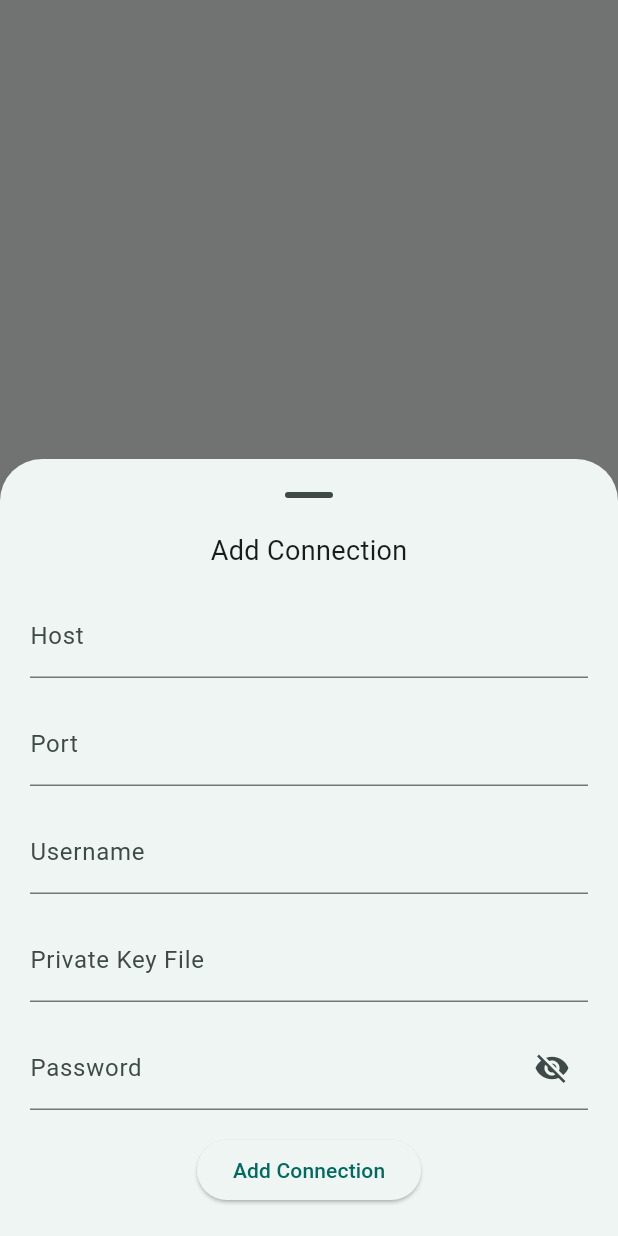
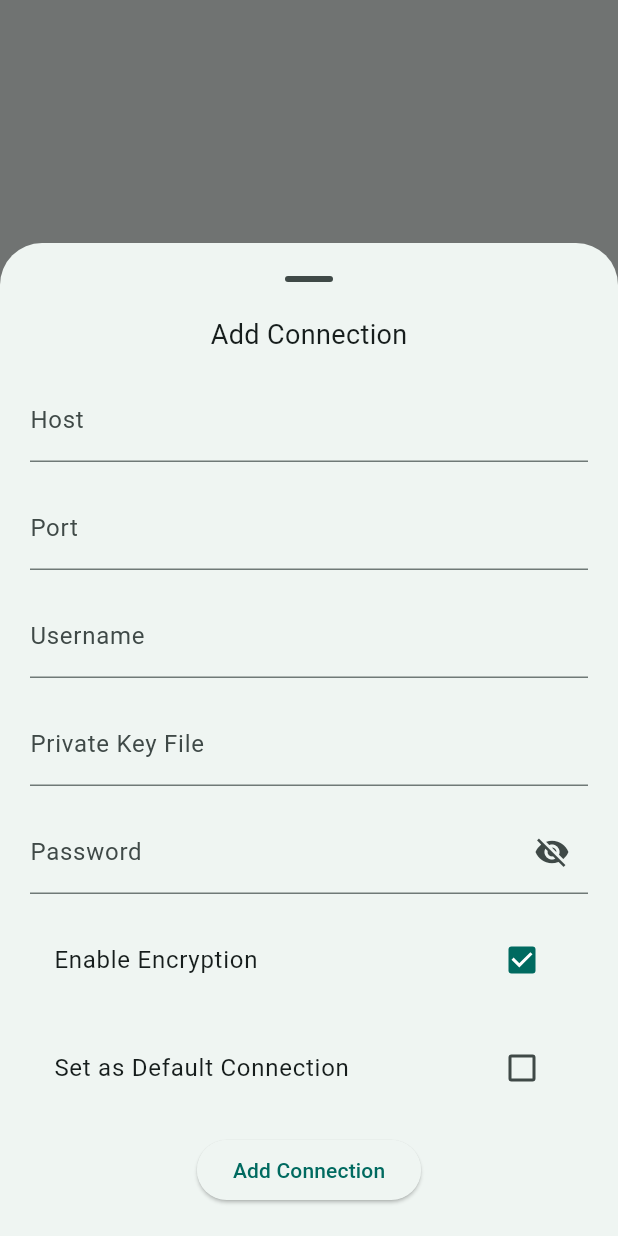
Before and after one commit to RafayAhmad7548/fluxcloud, a Flutter app: the screen it shows after launch, after a tap on the "add" icon, on a phone screen of 412 x 824 dp. Run offline on Flutter 3.47's test engine with Material 3 defaults, Android fonts, the phone set to English and light mode, and no system bars; our stand-ins replace flutter_secure_storage.

Commit message:
extra form validation and connection list done

```diff
--- a/lib/add_server_modal.dart
+++ b/lib/add_server_modal.dart
@@ -1,12 +1,15 @@
 import 'package:file_selector/file_selector.dart';
 import 'package:flutter/material.dart';
 import 'package:flutter_secure_storage/flutter_secure_storage.dart';
-import 'package:fluxcloud/user.dart';
+import 'package:fluxcloud/connection.dart';
 
 class AddServerModal extends StatefulWidget {
   const AddServerModal({
-    super.key,
+    super.key, required this.updateConnectionList, this.initialState,
   });
+
+  final Function updateConnectionList;
+  final Connection? initialState;
 
   @override
   State<AddServerModal> createState() => _AddServerModalState();
@@ -21,8 +24,22 @@ class _AddServerModalState extends State<AddServerModal> {
 
   bool _fileSelected = false;
   bool _showPassword = false;
+  bool _showPrivateKey = false;
+  bool _isPrivateKeyValid = false;
 
   final Connection _connection = Connection();
+
+
+  @override
+    void initState() {
+      super.initState();
+      if (widget.initialState != null) {
+        _connection.isEncryptionEnabled = widget.initialState?.isEncryptionEnabled;
+        _connection.isDefault = widget.initialState?.isDefault;
+        _privateKeyFileController.text = widget.initialState?.privateKey ?? '';
+        _passwordController.text = widget.initialState?.password ?? '';
+      }
+    }
 
   @override
   Widget build(BuildContext context) {
@@ -41,11 +58,12 @@ class _AddServerModalState extends State<AddServerModal> {
                 spacing: 16,
                 children: [
                   Text(
-                    'Add Connection',
+                    widget.initialState == null ? 'Add Connection' : 'Edit Connection',
                     textAlign: TextAlign.left,
                     style: TextStyle(fontSize: 18),
                   ),
                   TextFormField(
+                    initialValue: widget.initialState?.host,
                     decoration: InputDecoration(
                       labelText: 'Host',
                     ),
@@ -61,6 +79,7 @@ class _AddServerModalState extends State<AddServerModal> {
                     onSaved: (value) => _connection.host = value,
                   ),
                   TextFormField(
+                    initialValue: widget.initialState?.port.toString(),
                     keyboardType: TextInputType.number,
                     decoration: InputDecoration(
                       labelText: 'Port',
@@ -77,6 +96,7 @@ class _AddServerModalState extends State<AddServerModal> {
                     onSaved: (value) => _connection.port = int.parse(value!),
                   ),
                   TextFormField(
+                    initialValue: widget.initialState?.username,
                     decoration: InputDecoration(
                       labelText: 'Username',
                     ),
@@ -85,29 +105,68 @@ class _AddServerModalState extends State<AddServerModal> {
                   ),
                   TextFormField(
                     controller: _privateKeyFileController,
+                    obscureText: !_showPrivateKey,
                     readOnly: true,
                     onTap: () async {
-                      final XFile? result = await openFile();
-                      if (result != null) {
-                        setState(() => _fileSelected = true);
-                        _privateKeyFileController.text = result.name;
-                        _connection.privateKeyFilePath = result.path;
+                      final XFile? file = await openFile();
+                      if (file != null) {
+                        const knownHeaders = [
+                          '-----BEGIN OPENSSH PRIVATE KEY-----',
+                          '-----BEGIN RSA PRIVATE KEY-----',
+                          '-----BEGIN DSA PRIVATE KEY-----',
+                          '-----BEGIN EC PRIVATE KEY-----',
+                          '-----BEGIN PRIVATE KEY-----',
+                        ];
+                        try {
+                          final privateKey = await file.readAsString();
+                          if (knownHeaders.any((h) => privateKey.startsWith(h))) {
+                            setState(() {
+                              _fileSelected = true;
+                              _showPrivateKey = false;
+                              _privateKeyFileController.text = privateKey;
+                            });
+                            _isPrivateKeyValid = true;
+                            _connection.privateKey = privateKey;
+                          }
+                          else {
+                            _isPrivateKeyValid = false;
+                          }
+                        }
+                        catch (e) {
+                          setState(() {
+                            _fileSelected = true;
+                            _showPrivateKey = true;
+                            _privateKeyFileController.text = 'Invalid private key file';
+                          });
+                          _isPrivateKeyValid = false;
+                        }
                       }
                     },
                     decoration: InputDecoration(
                       labelText: 'Private Key File',
-                      suffixIcon: _fileSelected ? IconButton(
-                        onPressed: () => setState(() {
-                          _fileSelected = false;
-                          _privateKeyFileController.clear();
-                        }),
-                        icon: Icon(Icons.remove)
+                      suffixIcon: _fileSelected ? Row(
+                        mainAxisSize: MainAxisSize.min,
+                        children: [
+                          IconButton(
+                            onPressed: () => setState(() => _showPrivateKey = !_showPrivateKey),
+                            icon: _showPrivateKey ? Icon(Icons.visibility) : Icon(Icons.visibility_off)
+                          ),
+                          IconButton(
+                            onPressed: () => setState(() {
+                              _fileSelected = false;
+                              _privateKeyFileController.clear();
+                            }),
+                            icon: Icon(Icons.remove)
+                          ),
+                        ],
                       ) : null
                     ),
                     validator: (value) {
-                      // TODO: validate the file to see if it is valid private key
                       if (_privateKeyFileController.text.isEmpty && _passwordController.text.isEmpty) {
                         return 'At least provide one of these';
+                      }
+                      if (!_isPrivateKeyValid) {
+                        return 'Invalid private key file';
                       }
                       return null;
                     }
@@ -130,7 +189,18 @@ class _AddServerModalState extends State<AddServerModal> {
                     },
                     onSaved: (value) => _connection.password = value,
                   ),
-
+                  CheckboxListTile(
+                    title: Text('Enable Encryption'),
+                    shape: RoundedRectangleBorder(borderRadius: BorderRadiusGeometry.circular(10)),
+                    value: _connection.isEncryptionEnabled ?? true,
+                    onChanged: (value) => setState(() => _connection.isEncryptionEnabled = value),
+                  ),
+                  CheckboxListTile(
+                    title: Text('Set as Default Connection'),
+                    shape: RoundedRectangleBorder(borderRadius: BorderRadiusGeometry.circular(10)),
+                    value: _connection.isDefault ?? false,
+                    onChanged: (value) => setState(() => _connection.isDefault = value),
+                  ),
                   ElevatedButton(
                     onPressed: () async {
                       if (_formKey.currentState?.validate() == true) {
@@ -138,12 +208,13 @@ class _AddServerModalState extends State<AddServerModal> {
                         assert(_connection.assertComplete());
                         final storage = FlutterSecureStorage();
                         await storage.write(key: _connection.host!, value: _connection.toJson);
+                        widget.updateConnectionList();
                         if (context.mounted) {
                           Navigator.pop(context);
                         }
                       }
                     },
-                    child: Text('Add Connection')
+                    child: Text(widget.initialState == null ? 'Add Connection' : 'Save')
                   )
                 ],
               )
--- /dev/null
+++ b/lib/connection.dart
@@ -0,0 +1,44 @@
+import 'dart:convert';
+
+class Connection {
+  String? host;
+  int? port;
+  String? username;
+  String? privateKey;
+  String? password;
+  bool? isEncryptionEnabled;
+  bool? isDefault;
+
+  Connection() : isEncryptionEnabled = true, isDefault = false;
+
+  Connection.fromJson(Map<String, dynamic> json) {
+    host = json['host'];
+    port = json['port'];
+    username = json['username'];
+    privateKey = json['privateKeyFilePath'];
+    password = json['password'];
+    isEncryptionEnabled = json['isEncryptionEnabled'];
+    isDefault = json['isDefault'];
+  }
+
+  String get toJson => jsonEncode({
+    'host': host,
+    'port': port,
+    'username': username,
+    'privateKeyFilePath': privateKey,
+    'password': password,
+    'isEncryptionEnabled': isEncryptionEnabled,
+    'isDefault': isDefault
+  });
+
+
+  bool assertComplete() {
+    assert(host != null);
+    assert(port != null);
+    assert(username != null);
+    assert(privateKey != null || password != null);
+    assert(isEncryptionEnabled != null);
+    assert(isDefault != null);
+    return true;
+  }
+}
--- a/lib/main.dart
+++ b/lib/main.dart
@@ -1,5 +1,5 @@
 import 'package:flutter/material.dart';
-import 'package:fluxcloud/add_server_modal.dart';
+import 'package:fluxcloud/sftp_connection_list.dart';
 
 void main() {
   runApp(const MainApp());
@@ -23,26 +23,7 @@ class MainApp extends StatelessWidget {
       ),
       themeMode: ThemeMode.system,
       color: Color(0x002EC1EB),
-      home: Scaffold(
-        floatingActionButton: Builder(
-          builder: (context) {
-            return FloatingActionButton(
-              child: Icon(Icons.add),
-              onPressed: () {
-                showModalBottomSheet(
-                  isScrollControlled: true,
-                  context: context,
-                  showDragHandle: true,
-                  builder: (context) => AddServerModal()
-                );
-              }
-            );
-          }
-        ),
-        body: Center(
-          child: Text('nice World!'),
-        ),
-      ),
+      home: SftpConnectionList()
     );
   }
 }
--- /dev/null
+++ b/lib/sftp_connection_list.dart
@@ -0,0 +1,146 @@
+import 'dart:convert';
+
+import 'package:flutter/material.dart';
+import 'package:flutter_secure_storage/flutter_secure_storage.dart';
+import 'package:fluxcloud/add_server_modal.dart';
+import 'package:fluxcloud/connection.dart';
+
+class SftpConnectionList extends StatefulWidget {
+  const SftpConnectionList({
+    super.key,
+  });
+
+  @override
+  State<SftpConnectionList> createState() => _SftpConnectionListState();
+}
+
+class _SftpConnectionListState extends State<SftpConnectionList> {
+
+  late List<Connection> _connections;
+  bool _isConnectionsInit = false;
+
+  @override
+  void initState() {
+    super.initState();
+    _getConnections();
+  }
+
+  Future<void> _getConnections() async {
+    final storage = FlutterSecureStorage();
+    final secureMap = await storage.readAll();
+    setState(() {
+      _connections = secureMap.values.map((json) => Connection.fromJson(jsonDecode(json))).toList();
+      _isConnectionsInit = true;
+    });
+  }
+
+  String _getAuthString(int index) {
+    String result = 'Auth: ';
+    final hasKey = _connections[index].privateKey?.isNotEmpty ?? false;
+    final hasPass = _connections[index].password?.isNotEmpty ?? false;
+
+    if (hasKey) result += 'Private Key';
+    if (hasKey && hasPass) result += ', ';
+    if (hasPass) result += 'Password';
+
+    return result;
+  }
+
+  void _showBottomSheet(BuildContext context, Connection? initialState) {
+    showModalBottomSheet(
+      isScrollControlled: true,
+      context: context,
+      showDragHandle: true,
+      builder: (context) => AddServerModal(updateConnectionList: _getConnections, initialState: initialState,)
+    );
+  }
+
+  @override
+  Widget build(BuildContext context) {
+    return Scaffold(
+      floatingActionButton: FloatingActionButton(
+        child: Icon(Icons.add),
+        onPressed: () => _showBottomSheet(context, null)
+      ),
+      body: _isConnectionsInit ? RefreshIndicator(
+        onRefresh: () => _getConnections(),
+        child: Padding(
+          padding: const EdgeInsets.all(20),
+          child: ListView.builder(
+            itemCount: _connections.length,
+            itemBuilder: (context, index) {
+              return Column(
+                children: [
+                  Material(
+                    color: Theme.of(context).colorScheme.onSecondary,
+                    borderRadius: BorderRadius.circular(10),
+                    child: InkWell(
+                      onTap: () {
+                        // TODO: connect to connection here
+                      },
+                      borderRadius: BorderRadius.circular(10),
+                      child: Padding(
+                        padding: const EdgeInsets.all(20),
+                        child: Row(
+                          children: [
+                            Column(
+                              crossAxisAlignment: CrossAxisAlignment.start,
+                              children: [
+                                Text(
+                                  _connections[index].host!,
+                                  style: TextStyle(fontSize: 20),
+                                ),
+                                Text('Port: ${_connections[index].port}'),
+                                Text('Username: ${_connections[index].username}'),
+                                Text(_getAuthString(index)),
+                                Row(
+                                  crossAxisAlignment: CrossAxisAlignment.end,
+                                  children: [
+                                    Text('Encryption: '),
+                                    Icon(
+                                      _connections[index].isEncryptionEnabled! ? Icons.check : Icons.close,
+                                      size: 18
+                                    )
+                                  ],
+                                ),
+                                Row(
+                                  crossAxisAlignment: CrossAxisAlignment.end,
+                                  children: [
+                                    Text('Default: '),
+                                    Icon(
+                                      _connections[index].isDefault! ? Icons.check : Icons.close,
+                                      size: 18
+                                    )
+                                  ],
+                                ),
+                              ],
+                            ),
+                            Expanded(child: SizedBox()),
+                            IconButton(
+                              onPressed: () => _showBottomSheet(context, _connections[index]),
+                              icon: Icon(Icons.edit)
+                            ),
+                            IconButton(
+                              onPressed: () {
+                                final storage = FlutterSecureStorage();
+                                storage.delete(key: _connections[index].host!);
+                                _getConnections();
+                              },
+                              icon: Icon(Icons.delete)
+                            )
+                          ],
+                        ),
+                      ),
+                    ),
+                  ),
+                  SizedBox(height: 10,)
+                ],
+              );
+            }
+          ),
+        ),
+      ) : Center(child: CircularProgressIndicator())
+    );
+  }
+
+}
--- a/lib/user.dart
+++ /dev/null
@@ -1,36 +0,0 @@
-import 'dart:convert';
-
-class Connection {
-  String? host;
-  int? port;
-  String? username;
-  String? privateKeyFilePath;
-  String? password;
-
-  Connection();
-
-  Connection.fromJson(Map<String, dynamic> json) {
-    host = json['host'];
-    port = json['port'];
-    username = json['username'];
-    privateKeyFilePath = json['privateKeyFilePath)'];
-    password = json['password'];
-  }
-
-  String get toJson => jsonEncode({
-    'host': host,
-    'port': port,
-    'username': username,
-    'privateKeyFilePath': privateKeyFilePath,
-    'password': password
-  });
-
-
-  bool assertComplete() {
-    assert(host != null);
-    assert(port != null);
-    assert(username != null);
-    assert(privateKeyFilePath != null || password != null);
-    return true;
-  }
-}
```
